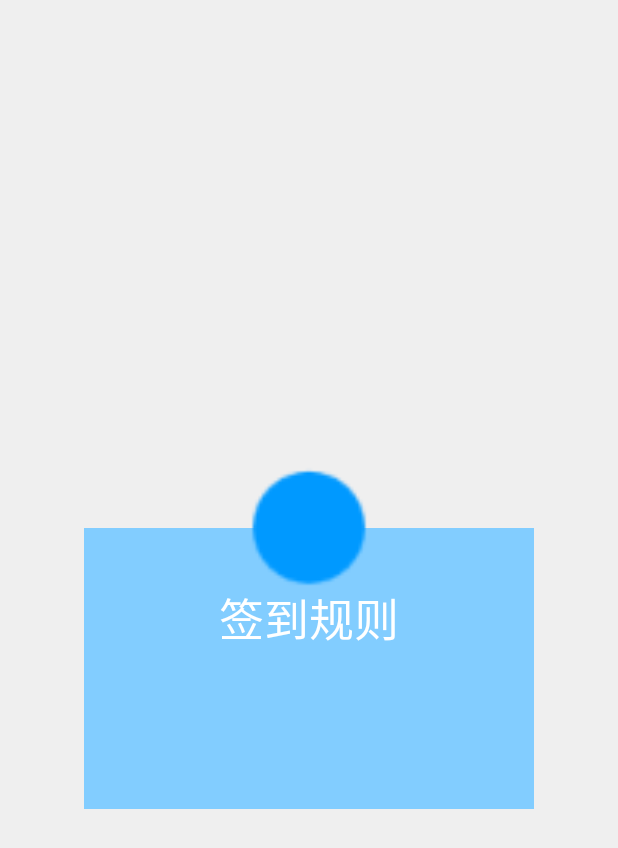
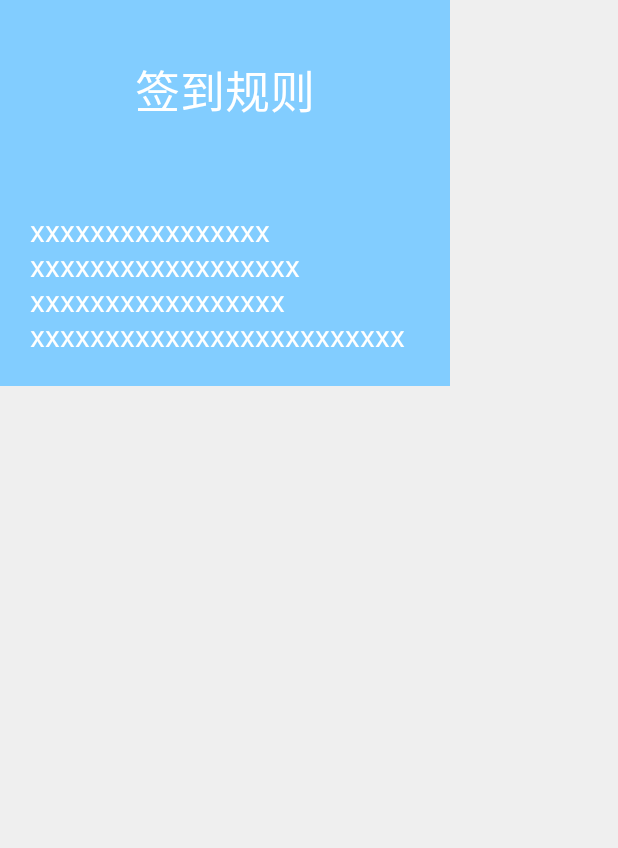
Before and after one commit to 52game/hd_android, an Android app: the layout dialog_sign_rule.xml on its own in the app's theme, with its tools: preview values and no code run, on a phone screen of 412 x 824 dp. Shown: the top 848 px of the screen. Run offline under Robolectric (Android 15) with nearby library versions, the phone set to English and light mode, and no system bars.

Commit message:
签到界面修改

```diff
--- a/app/build.gradle
+++ b/app/build.gradle
@@ -33,6 +33,7 @@ dependencies {
     compile 'com.android.support.constraint:constraint-layout:1.0.2'
     compile 'com.jakewharton:butterknife:8.2.1'
     compile 'net.qiujuer.genius:ui:2.0.0-beta8'
+    compile 'com.belerweb:pinyin4j:2.5.0'
     testCompile 'junit:junit:4.12'
     apt 'com.jakewharton:butterknife-compiler:8.2.1'
 }
--- a/app/src/main/java/com/movebeans/hd_android/ui/location/LocationActivity.java
+++ b/app/src/main/java/com/movebeans/hd_android/ui/location/LocationActivity.java
@@ -31,7 +31,7 @@ public class LocationActivity extends AppCompatActivity {
     private ListView lvNav;
     // 字母导航Adapter
     private ArrayAdapter<String> navAdapter;
-
+    private  Cn2Spell spell;
     TextView tvNow;
     public static Intent createIntent(Context context) {
         Intent intent = new Intent(context, LocationActivity.class);
--- a/app/src/main/java/com/movebeans/hd_android/ui/sign/view/SignCalendar.java
+++ b/app/src/main/java/com/movebeans/hd_android/ui/sign/view/SignCalendar.java
@@ -164,7 +164,7 @@ public class SignCalendar extends ViewFlipper{
                             }
                         }
                         if (onCalendarClickListener != null) {
-                            onCalendarClickListener.onCalendarClick(row, col, dates[row][col]);
+                            onCalendarClickListener.onCalendarClick(row, col, dates[row][col],getDateView(row, col));
                         }
                     }
                 });
@@ -308,7 +308,7 @@ public class SignCalendar extends ViewFlipper{
      * onClick接口回调
      */
     public interface OnCalendarClickListener {
-        void onCalendarClick(int row, int col, String dateFormat);
+        void onCalendarClick(int row, int col, String dateFormat,RelativeLayout layout);
     }
 
     /**
--- a/app/src/main/java/com/movebeans/hd_android/ui/user/view/login/LoginActivity.java
+++ b/app/src/main/java/com/movebeans/hd_android/ui/user/view/login/LoginActivity.java
@@ -14,7 +14,7 @@ import android.widget.LinearLayout;
 
 import com.movebeans.hd_android.R;
 import com.movebeans.hd_android.base.ToolbarActivity;
-import com.movebeans.hd_android.ui.location.LocationActivity;
+import com.movebeans.hd_android.ui.sign.SignActivity;
 import com.movebeans.hd_android.ui.user.User;
 import com.movebeans.hd_android.ui.user.UserConstants;
 import com.movebeans.hd_android.ui.user.UserSessionManager;
@@ -173,7 +173,7 @@ public class LoginActivity extends ToolbarActivity<LoginPresenter> implements Lo
 //        UserSessionManager.getInstance().saveUserInfo(user);
 //        UserSessionManager.getInstance().login();
         showShortToast("登录成功");
-        startActivity(MainActivity.createIntent(mContext));
+        startActivity(SignActivity.createIntent(mContext));
         finish();
     }
 
--- a/app/src/main/res/layout/dialog_sign_rule.xml
+++ b/app/src/main/res/layout/dialog_sign_rule.xml
@@ -5,7 +5,6 @@
     android:orientation="vertical">
         <TextView
             android:textColor="@color/sign_text_white"
-            android:layout_centerInParent="true"
             android:id="@+id/tv_sign_rule_title"
             android:layout_width="300dp"
             android:layout_height="120dp"
@@ -13,24 +12,17 @@
             android:gravity="center"
             android:text="签到规则"
             android:textSize="30dp" />
-    <ImageView
-        android:layout_marginTop="-50dp"
-        android:id="@+id/iv_sign_rule"
-        android:layout_alignTop="@+id/tv_sign_rule_title"
-        android:layout_centerHorizontal="true"
-        android:layout_width="100dp"
-        android:layout_height="100dp"
-        android:src="@mipmap/sign_circle" />
+
 
     <TextView
         android:textColor="@color/sign_text_white"
-        android:layout_centerHorizontal="true"
         android:layout_below="@+id/tv_sign_rule_title"
         android:layout_width="300dp"
         android:layout_height="wrap_content"
         android:background="@color/sign_text_lightBule"
-        android:gravity="center_horizontal"
         android:padding="20dp"
-        android:text=""
+        android:text="xxxxxxxxxxxxxxxx
+        xxxxxxxxxxxxxxxxxxxxxxxxxxxxxxxxxxx
+        xxxxxxxxxxxxxxxxxxxxxxxxx"
         android:textSize="20dp" />
 </RelativeLayout>
--- a/build.gradle
+++ b/build.gradle
@@ -7,6 +7,7 @@ buildscript {
     dependencies {
         classpath 'com.android.tools.build:gradle:2.3.3'
         classpath 'com.neenbedankt.gradle.plugins:android-apt:1.8'
+
         // NOTE: Do not place your application dependencies here; they belong
         // in the individual module build.gradle files
     }
```
Also changed, not shown: app/src/main/java/com/movebeans/hd_android/ui/location/Cn2Spell.java (added, +72 -0 lines), app/src/main/java/com/movebeans/hd_android/ui/sign/SignActivity.java (+52 -9 lines), app/src/main/res/layout/popup_sign_repair.xml (added, +15 -0 lines), app/src/main/res/mipmap-xhdpi/popup.png (added).
